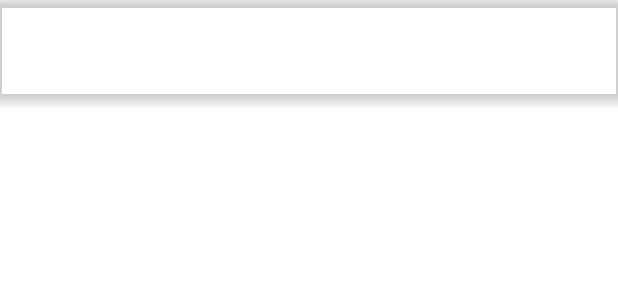
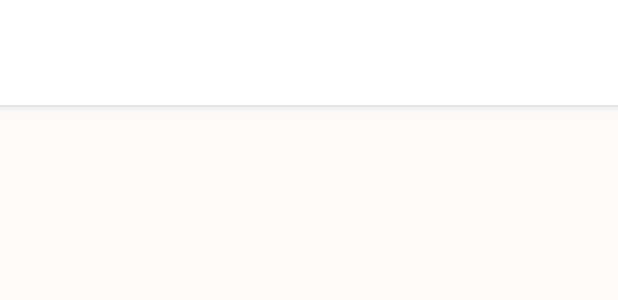
Before and after one commit to Micoder-dev/Self-Studys, an Android app: the layout app_bar_layout.xml on its own in the app's theme, with its tools: preview values and no code run, on a phone screen of 412 x 824 dp. Shown: the top 300 px of the screen. Run offline under Robolectric (Android 15) with nearby library versions, the phone set to English and light mode, and no system bars.

```diff
--- a/app/src/main/res/layout/activity_main.xml
+++ b/app/src/main/res/layout/activity_main.xml
@@ -27,7 +27,7 @@
         android:id="@+id/bottomBar"
         android:layout_width="match_parent"
         android:layout_height="60dp"
-        android:background="@color/white"
+        app:backgroundColor="?android:colorAccent"
         app:cornerRadius="16dp"
         app:iconSize="26sp"
         app:iconTint="#CB404040"
@@ -39,7 +39,6 @@
         app:sideMargins="10dp"
         app:textColor="#FFFFFF"
         app:textSize="12sp"
-        android:elevation="12dp"
         android:layout_alignParentBottom="true"/>
 
 </RelativeLayout>
--- a/app/src/main/res/layout/app_bar_layout.xml
+++ b/app/src/main/res/layout/app_bar_layout.xml
@@ -3,10 +3,7 @@
     android:layout_width="match_parent"
     android:layout_height="70dp"
     android:id="@+id/main_app_bar"
-    android:background="@android:color/transparent"
-    android:layout_marginStart="-3dp"
-    android:layout_marginEnd="-3dp"
-    android:layout_marginTop="-1dp"
+    android:background="?android:colorAccent"
     style="@style/Widget.MaterialComponents.Toolbar.Primary">
 
 </com.google.android.material.appbar.MaterialToolbar>
--- a/app/src/main/res/layout/layout_switch.xml
+++ b/app/src/main/res/layout/layout_switch.xml
@@ -2,12 +2,15 @@
 <LinearLayout xmlns:android="http://schemas.android.com/apk/res/android"
     android:layout_width="match_parent"
     android:layout_height="match_parent"
+    xmlns:app="http://schemas.android.com/apk/res-auto"
     android:orientation="horizontal">
 
     <com.google.android.material.switchmaterial.SwitchMaterial
         android:id="@+id/drawer_switch"
         android:layout_width="wrap_content"
         android:layout_height="wrap_content"
-        android:text=""/>
+        android:text=""
+        app:thumbTint="?android:textColorPrimary"
+        app:trackTint="@android:color/darker_gray"/>
 
 </LinearLayout>
--- a/app/src/main/res/menu/share_menu.xml
+++ b/app/src/main/res/menu/share_menu.xml
@@ -6,6 +6,7 @@
         android:id="@+id/shareMenuItem"
         android:icon="@drawable/ic_share_app"
         android:title=""
-        app:showAsAction="always">
+        app:showAsAction="always"
+        app:iconTint="?android:textColorPrimary">
     </item>
 </menu>
--- a/app/src/main/res/values-night/themes.xml
+++ b/app/src/main/res/values-night/themes.xml
@@ -1,16 +1,19 @@
 <resources xmlns:tools="http://schemas.android.com/tools">
     <!-- Base application theme. -->
     <style name="Theme.SelfStudys" parent="Theme.MaterialComponents.DayNight.NoActionBar">
-        <!-- Primary brand color. -->
-        <item name="colorPrimary">@color/purple_200</item>
-        <item name="colorPrimaryVariant">@color/purple_700</item>
-        <item name="colorOnPrimary">@color/black</item>
-        <!-- Secondary brand color. -->
-        <item name="colorSecondary">@color/teal_200</item>
-        <item name="colorSecondaryVariant">@color/teal_200</item>
-        <item name="colorOnSecondary">@color/black</item>
-        <!-- Status bar color. -->
-        <item name="android:statusBarColor" tools:targetApi="l">?attr/colorPrimaryVariant</item>
         <!-- Customize your theme here. -->
+        <item name="colorPrimary">@color/black</item>
+        <item name="colorPrimaryDark">@color/black</item>
+        <item name="colorAccent">@android:color/black</item>
+        <item name="android:textColorPrimary">@color/liteBg</item>
+        <item name="android:windowBackground">@color/blueBlack</item>
+
+        <!-- Transparent StatusBar & Navigation -->
+        <item name="android:windowTranslucentStatus">true</item>
+        <item name="android:windowTranslucentNavigation">true</item>
     </style>
+
+    <style name="AppTheme.AppBarOverlay" parent="ThemeOverlay.AppCompat.Dark.ActionBar" />
+
+    <style name="AppTheme.PopupOverlay" parent="ThemeOverlay.AppCompat.Light" />
 </resources>
--- a/app/src/main/res/values/colors.xml
+++ b/app/src/main/res/values/colors.xml
@@ -10,4 +10,6 @@
 
     <color name="liteBlue">#5B74FF</color>
     <color name="liteGreen">#3EBA84</color>
+    <color name="blueBlack">#040720</color>
+    <color name="liteBg">#FFFAFA</color>
 </resources>
--- a/app/src/main/res/values/themes.xml
+++ b/app/src/main/res/values/themes.xml
@@ -1,17 +1,12 @@
 <resources xmlns:tools="http://schemas.android.com/tools">
     <!-- Base application theme. -->
     <style name="Theme.SelfStudys" parent="Theme.MaterialComponents.DayNight.NoActionBar">
-        <!-- Primary brand color. -->
-        <item name="colorPrimary">@color/purple_500</item>
-        <item name="colorPrimaryVariant">@color/black</item>
-        <item name="colorOnPrimary">@color/white</item>
-        <!-- Secondary brand color. -->
-        <item name="colorSecondary">@color/teal_200</item>
-        <item name="colorSecondaryVariant">@color/teal_700</item>
-        <item name="colorOnSecondary">@color/black</item>
-        <!-- Status bar color. -->
-        <item name="android:statusBarColor" tools:targetApi="l">?attr/colorPrimaryVariant</item>
         <!-- Customize your theme here. -->
+        <item name="colorPrimary">@color/white</item>
+        <item name="colorPrimaryDark">@color/white</item>
+        <item name="colorAccent">@color/white</item>
+        <item name="android:textColorPrimary">@color/black</item>
+        <item name="android:windowBackground">@color/liteBg</item>
 
         <!-- Transparent StatusBar & Navigation -->
         <item name="android:windowTranslucentStatus">true</item>
```
Also changed, not shown: app/src/main/java/com/micoder/selfstudys/activities/MainActivity.kt (+12 -8 lines), app/src/main/res/layout/app_bar_item.xml (+3 -4 lines), app/src/main/res/layout/navigation_view_header.xml (+6 -5 lines).
